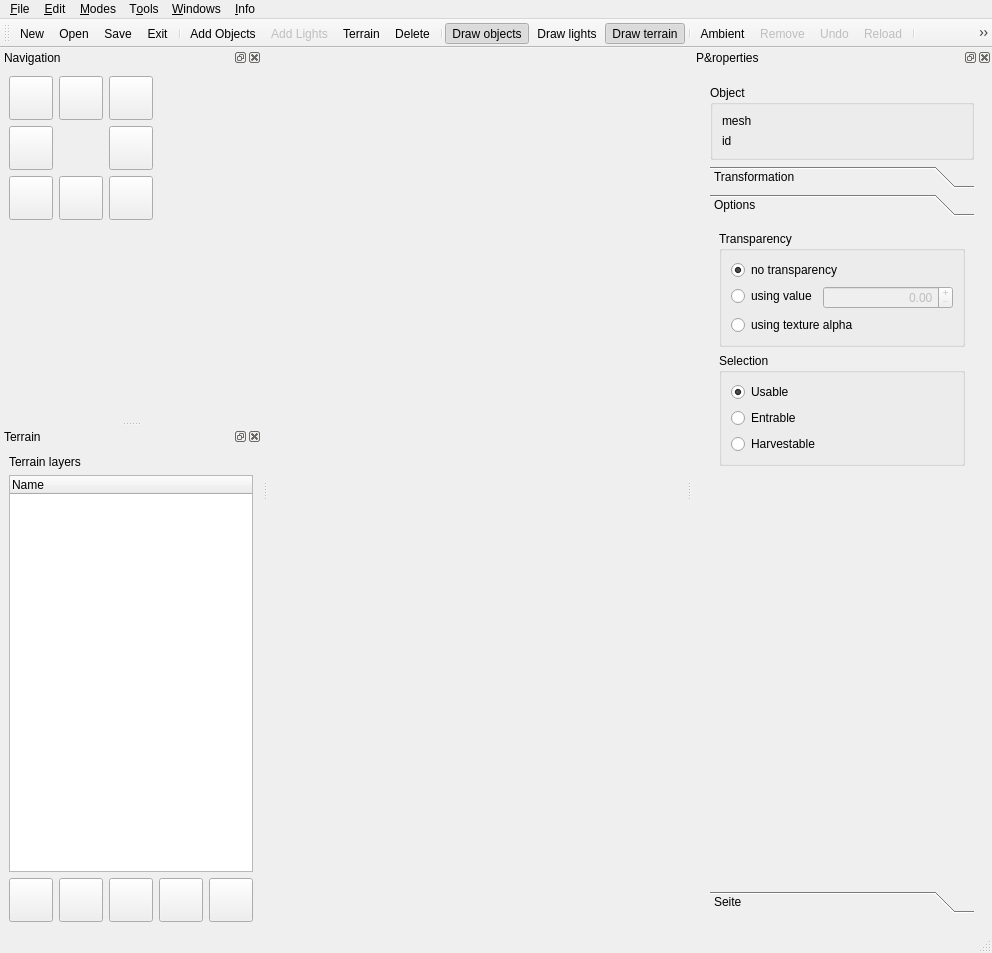
Old version of the form new_map_editor/mapeditor.ui in the repository xaphier/Eternal-Lands.
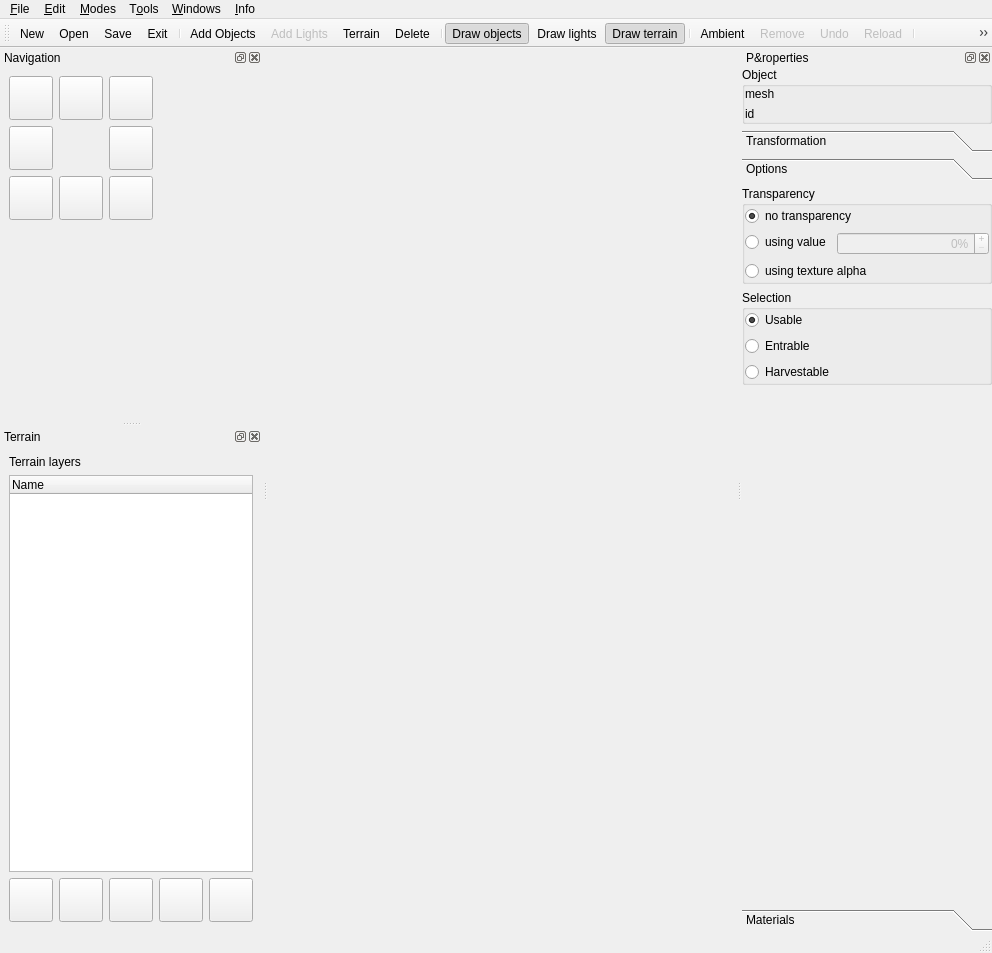
New version of the form. The open tabs and pages were chosen to show the change. Icons and pictures are not drawn. Custom widgets are drawn as their Qt base class.

Diff of the .ui file:
```diff
--- a/new_map_editor/mapeditor.ui
+++ b/new_map_editor/mapeditor.ui
@@ -443,7 +443,7 @@
    </property>
    <property name="minimumSize">
     <size>
-     <width>300</width>
+     <width>250</width>
      <height>587</height>
     </size>
    </property>
@@ -459,6 +459,12 @@
    </attribute>
    <widget class="QWidget" name="dockWidgetContents_3">
     <layout class="QVBoxLayout" name="verticalLayout_10">
+     <property name="spacing">
+      <number>0</number>
+     </property>
+     <property name="margin">
+      <number>0</number>
+     </property>
      <item>
       <widget class="QStackedWidget" name="properties">
        <property name="currentIndex">
@@ -466,12 +472,18 @@
        </property>
        <widget class="QWidget" name="object_page">
         <layout class="QVBoxLayout" name="verticalLayout_17">
+         <property name="margin">
+          <number>0</number>
+         </property>
          <item>
           <widget class="QGroupBox" name="groupBox_10">
            <property name="title">
             <string>Object</string>
            </property>
            <layout class="QGridLayout" name="gridLayout_8">
+            <property name="margin">
+             <number>0</number>
+            </property>
             <item row="0" column="0">
              <widget class="QLabel" name="label_18">
               <property name="text">
@@ -528,20 +540,26 @@
              <rect>
               <x>0</x>
               <y>0</y>
-              <width>109</width>
-              <height>336</height>
+              <width>250</width>
+              <height>704</height>
              </rect>
             </property>
             <attribute name="label">
              <string>Transformation</string>
             </attribute>
             <layout class="QVBoxLayout" name="verticalLayout_4">
+             <property name="margin">
+              <number>0</number>
+             </property>
              <item>
               <widget class="QGroupBox" name="groupBox_11">
                <property name="title">
                 <string>Translation</string>
                </property>
                <layout class="QGridLayout" name="gridLayout_6">
+                <property name="margin">
+                 <number>0</number>
+                </property>
                 <item row="0" column="0">
                  <widget class="QLabel" name="label_20">
                   <property name="minimumSize">
@@ -689,6 +707,9 @@
                 <string>Rotation</string>
                </property>
                <layout class="QGridLayout" name="gridLayout_11">
+                <property name="margin">
+                 <number>0</number>
+                </property>
                 <item row="0" column="0">
                  <widget class="QLabel" name="label_23">
                   <property name="minimumSize">
@@ -845,6 +866,9 @@
                 <string>Scale</string>
                </property>
                <layout class="QGridLayout" name="gridLayout_12">
+                <property name="margin">
+                 <number>0</number>
+                </property>
                 <item row="0" column="1">
                  <widget class="QDoubleSpinBox" name="scale_value">
                   <property name="minimumSize">
@@ -912,20 +936,26 @@
              <rect>
               <x>0</x>
               <y>0</y>
-              <width>203</width>
-              <height>255</height>
+              <width>250</width>
+              <height>704</height>
              </rect>
             </property>
             <attribute name="label">
              <string>Options</string>
             </attribute>
             <layout class="QVBoxLayout" name="verticalLayout_18">
+             <property name="margin">
+              <number>0</number>
+             </property>
              <item>
               <widget class="QGroupBox" name="groupBox_13">
                <property name="title">
                 <string>Transparency</string>
                </property>
                <layout class="QFormLayout" name="formLayout">
+                <property name="margin">
+                 <number>0</number>
+                </property>
                 <item row="0" column="0" colspan="2">
                  <widget class="QRadioButton" name="transparency_type_0">
                   <property name="text">
@@ -943,28 +973,6 @@
                   </property>
                  </widget>
                 </item>
-                <item row="1" column="1">
-                 <widget class="QDoubleSpinBox" name="transparency_value">
-                  <property name="enabled">
-                   <bool>false</bool>
-                  </property>
-                  <property name="alignment">
-                   <set>Qt::AlignRight|Qt::AlignTrailing|Qt::AlignVCenter</set>
-                  </property>
-                  <property name="buttonSymbols">
-                   <enum>QAbstractSpinBox::PlusMinus</enum>
-                  </property>
-                  <property name="suffix">
-                   <string comment=" %"/>
-                  </property>
-                  <property name="maximum">
-                   <double>100.000000000000000</double>
-                  </property>
-                  <property name="value">
-                   <double>0.000000000000000</double>
-                  </property>
-                 </widget>
-                </item>
                 <item row="2" column="0" colspan="2">
                  <widget class="QRadioButton" name="transparency_type_2">
                   <property name="enabled">
@@ -975,6 +983,25 @@
                   </property>
                  </widget>
                 </item>
+                <item row="1" column="1">
+                 <widget class="QSpinBox" name="transparency_value">
+                  <property name="enabled">
+                   <bool>false</bool>
+                  </property>
+                  <property name="alignment">
+                   <set>Qt::AlignRight|Qt::AlignTrailing|Qt::AlignVCenter</set>
+                  </property>
+                  <property name="buttonSymbols">
+                   <enum>QAbstractSpinBox::PlusMinus</enum>
+                  </property>
+                  <property name="suffix">
+                   <string>%</string>
+                  </property>
+                  <property name="maximum">
+                   <number>100</number>
+                  </property>
+                 </widget>
+                </item>
                </layout>
               </widget>
              </item>
@@ -984,6 +1011,9 @@
                 <string>Selection</string>
                </property>
                <layout class="QVBoxLayout" name="verticalLayout_8">
+                <property name="margin">
+                 <number>0</number>
+                </property>
                 <item>
                  <widget class="QRadioButton" name="selection_type_0">
                   <property name="text">
@@ -1031,14 +1061,17 @@
              <rect>
               <x>0</x>
               <y>0</y>
-              <width>152</width>
-              <height>318</height>
+              <width>250</width>
+              <height>704</height>
              </rect>
             </property>
             <attribute name="label">
-             <string>Seite</string>
+             <string>Materials</string>
             </attribute>
             <layout class="QGridLayout" name="gridLayout_9">
+             <property name="margin">
+              <number>0</number>
+             </property>
              <item row="0" column="0">
               <widget class="QLabel" name="material_label_0">
                <property name="maximumSize">
@@ -1350,6 +1383,9 @@
        </widget>
        <widget class="QWidget" name="light_page">
         <layout class="QGridLayout" name="gridLayout_13">
+         <property name="margin">
+          <number>0</number>
+         </property>
          <item row="1" column="0" rowspan="2">
           <widget class="QGroupBox" name="groupBox_2">
            <property name="title">
@@ -1496,6 +1532,9 @@
             <string>Color</string>
            </property>
            <layout class="QVBoxLayout" name="verticalLayout">
+            <property name="margin">
+             <number>0</number>
+            </property>
             <item>
              <widget class="QPushButton" name="light_color">
               <property name="text">
@@ -1531,6 +1570,9 @@
             <string>Light</string>
            </property>
            <layout class="QGridLayout" name="gridLayout_3">
+            <property name="margin">
+             <number>0</number>
+            </property>
             <item row="0" column="0">
              <widget class="QLabel" name="label_4">
               <property name="text">
@@ -1565,8 +1607,8 @@
              <rect>
               <x>0</x>
               <y>0</y>
-              <width>264</width>
-              <height>672</height>
+              <width>232</width>
+              <height>690</height>
              </rect>
             </property>
             <attribute name="label">
@@ -2155,8 +2197,8 @@
              <rect>
               <x>0</x>
               <y>0</y>
-              <width>264</width>
-              <height>672</height>
+              <width>242</width>
+              <height>174</height>
              </rect>
             </property>
             <attribute name="label">
@@ -2338,8 +2380,8 @@
              <rect>
               <x>0</x>
               <y>0</y>
-              <width>264</width>
-              <height>672</height>
+              <width>98</width>
+              <height>84</height>
              </rect>
             </property>
             <attribute name="label">
@@ -2673,8 +2715,8 @@
              <rect>
               <x>0</x>
               <y>0</y>
-              <width>264</width>
-              <height>672</height>
+              <width>98</width>
+              <height>28</height>
              </rect>
             </property>
             <attribute name="label">
@@ -2686,8 +2728,8 @@
              <rect>
               <x>0</x>
               <y>0</y>
-              <width>264</width>
-              <height>672</height>
+              <width>98</width>
+              <height>28</height>
              </rect>
             </property>
             <attribute name="label">
@@ -2700,6 +2742,12 @@
        </widget>
        <widget class="QWidget" name="randomize_page">
         <layout class="QVBoxLayout" name="verticalLayout_19">
+         <property name="spacing">
+          <number>0</number>
+         </property>
+         <property name="margin">
+          <number>0</number>
+         </property>
          <item>
           <widget class="QGroupBox" name="groupBox_20">
            <property name="title">
@@ -2728,7 +2776,7 @@
                 <number>0</number>
                </property>
                <property name="topMargin">
-                <number>9</number>
+                <number>0</number>
                </property>
                <property name="rightMargin">
                 <number>0</number>
```
Left out of the diff: 32 changed lines with no effect on the pictures.
